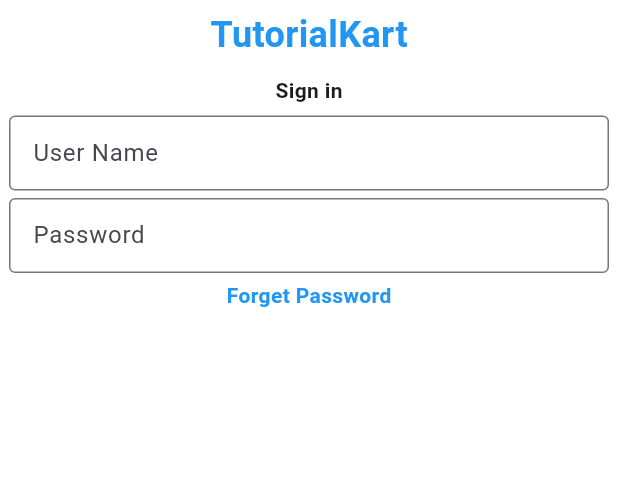
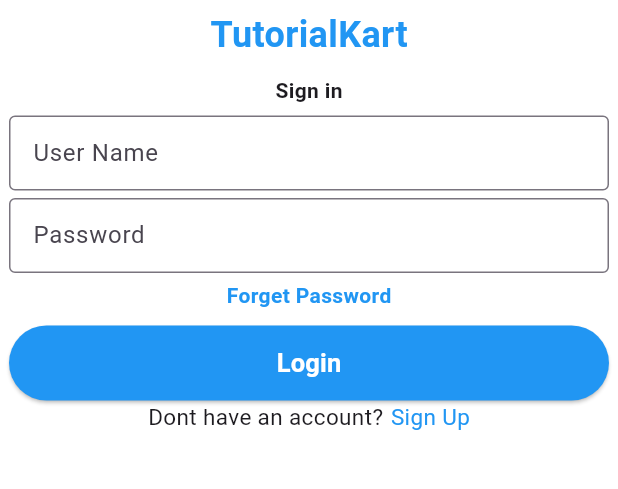
Before and after one commit to sreedeep101/Learning-Notes, a Flutter app: the screen it shows after launch, on a phone screen of 412 x 824 dp, the part 84-573 px from its top. Run offline on Flutter 3.47's test engine with Material 3 defaults, Android fonts, the phone set to English and light mode, and no system bars.

Commit message:
sample app compleated

```diff
--- a/Flutter/Codes/sampleapp/lib/home.dart
+++ b/Flutter/Codes/sampleapp/lib/home.dart
@@ -17,7 +17,6 @@
             fontWeight: FontWeight.bold,
           ),
         ),
-
       ),
       body: Column(
         children: [
@@ -25,7 +24,7 @@
             alignment: Alignment.center,
             child: Column(
               children: [
-                SizedBox(height: 6,),
+                SizedBox(height: 6),
                 Text(
                   'TutorialKart',
                   style: TextStyle(
@@ -34,14 +33,9 @@
                     fontWeight: FontWeight.bold,
                   ),
                 ),
-                SizedBox(height: 10,),
-                Text(
-                  'Sign in',
-                  style: TextStyle(
-                    fontWeight: FontWeight.bold,
-                  ),
-                ),
-                SizedBox(height: 7,),
+                SizedBox(height: 10),
+                Text('Sign in', style: TextStyle(fontWeight: FontWeight.bold)),
+                SizedBox(height: 7),
                 SizedBox(
                   width: 400,
                   height: 50,
@@ -52,7 +46,7 @@
                     ),
                   ),
                 ),
-                SizedBox(height: 5,),
+                SizedBox(height: 5),
                 SizedBox(
                   width: 400,
                   height: 50,
@@ -63,13 +57,49 @@
                     ),
                   ),
                 ),
-                 SizedBox(height: 5,),
+                SizedBox(height: 5),
                 Text(
                   'Forget Password',
                   style: TextStyle(
                     color: Colors.blue,
                     fontWeight: FontWeight.bold,
                   ),
+                ),
+                SizedBox(height: 10),
+                SizedBox(
+                  width: 400,
+                  height: 50,
+                  child: ElevatedButton(
+                    style: ElevatedButton.styleFrom(
+                      backgroundColor: Colors.blue,
+                      foregroundColor: Colors.white,
+                    ),
+                    onPressed: () {
+                      print('sucsussfully done');
+                    },
+                    child: Text(
+                      'Login',
+                      style: TextStyle(
+                        fontSize: 17,
+                        fontWeight: FontWeight.bold,
+                      ),
+                    ),
+                  ),
+                ),
+                 Row(
+                  mainAxisSize: MainAxisSize.min,
+                  crossAxisAlignment: CrossAxisAlignment.center,
+                        children: [
+                          Text(
+                            'Dont have an account?',
+                            style: TextStyle(fontSize: 15),
+                          ),
+                          SizedBox(width: 5),
+                          Text(
+                            'Sign Up',
+                            style: TextStyle(fontSize: 15, color: Colors.blue),
+                          ),
+                        ],
                       ),
               ],
             ),
```
Lines whose indentation alone changed are shown as unchanged.
